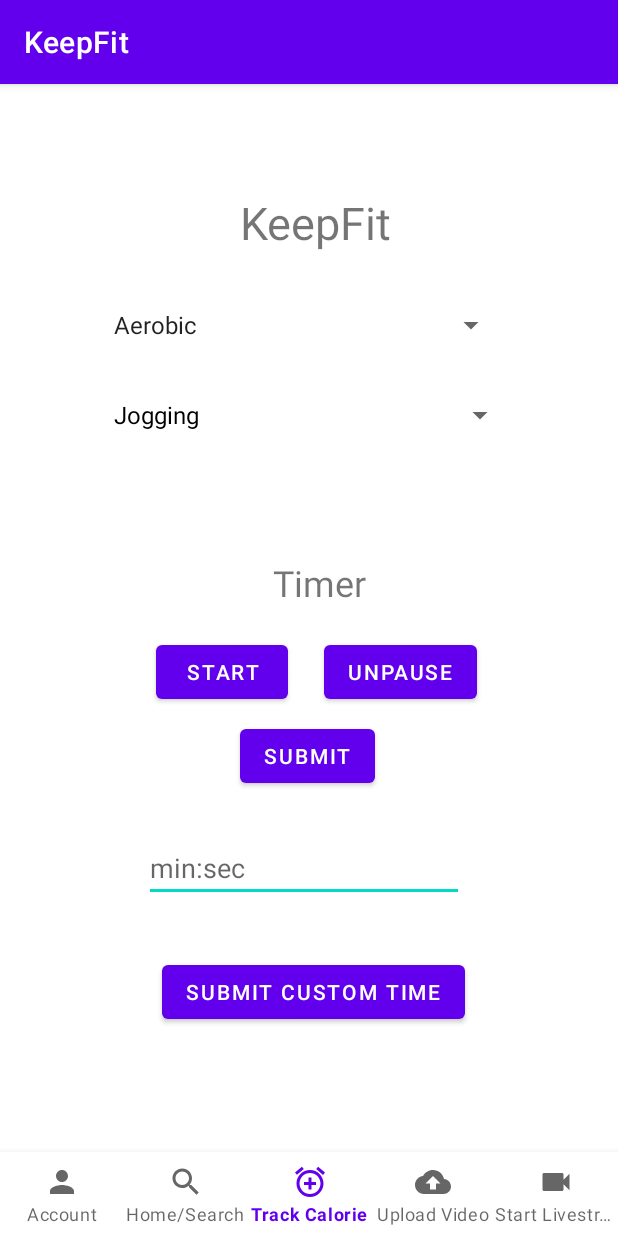
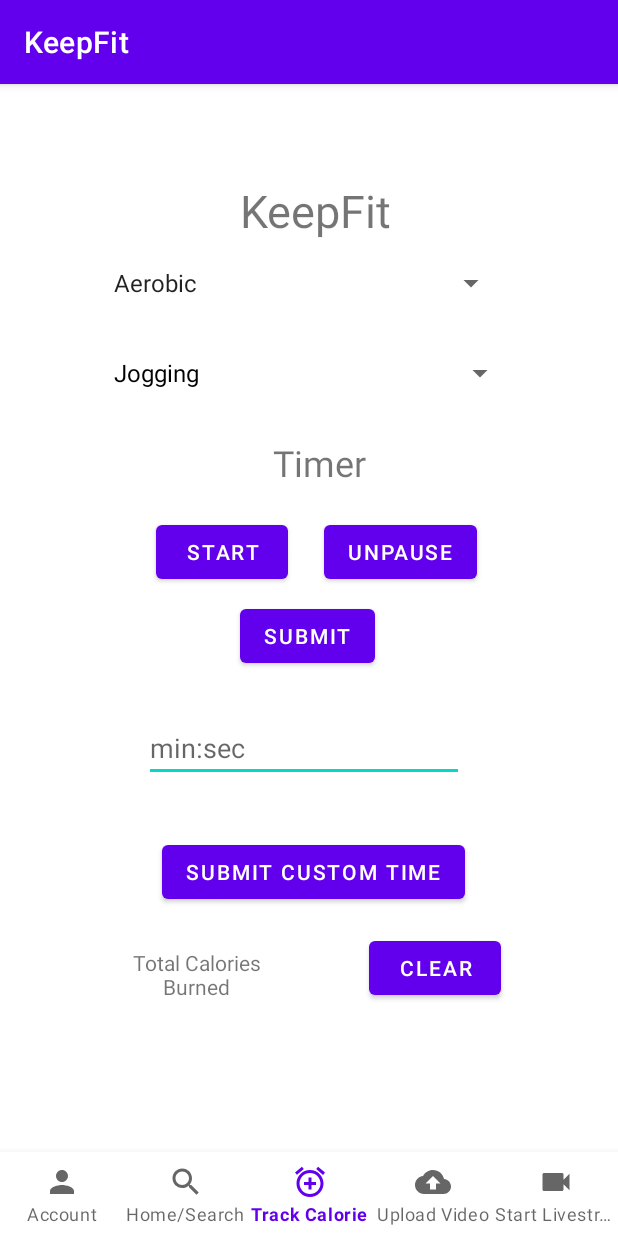
Before and after one commit to wangyira/KeepFit, an Android app: the CalorieActivity screen opened directly, with no data from a screen before it, on a phone screen of 412 x 824 dp. Run offline under Robolectric (Android 15) with nearby library versions, the phone set to English and light mode, and no system bars; our stand-ins replace Firebase (no records; nobody signed in at launch, a user with empty details on screens opened directly), navigation-ui.

Commit message:
Extra Calorie Changes

```diff
--- a/app/src/main/res/layout/activity_calorie.xml
+++ b/app/src/main/res/layout/activity_calorie.xml
@@ -1,6 +1,7 @@
 <?xml version="1.0" encoding="utf-8"?>
 <androidx.constraintlayout.widget.ConstraintLayout xmlns:android="http://schemas.android.com/apk/res/android"
     xmlns:app="http://schemas.android.com/apk/res-auto"
+    xmlns:tools="http://schemas.android.com/tools"
     android:id="@+id/container"
     android:layout_width="match_parent"
     android:layout_height="match_parent"
@@ -20,7 +21,7 @@
         android:layout_height="24dp"
         android:layout_marginStart="68dp"
         android:layout_marginLeft="68dp"
-        android:layout_marginTop="36dp"
+        android:layout_marginTop="16dp"
         android:entries="@array/tagEntries"
         app:layout_constraintStart_toStartOf="parent"
         app:layout_constraintTop_toBottomOf="@+id/myTitle" />
@@ -31,7 +32,7 @@
         android:layout_height="wrap_content"
         android:layout_marginStart="160dp"
         android:layout_marginLeft="160dp"
-        android:layout_marginTop="16dp"
+        android:layout_marginTop="8dp"
         android:text="@string/app_name"
         android:textSize="30sp"
         app:layout_constraintStart_toStartOf="parent"
@@ -54,7 +55,7 @@
         android:layout_height="28dp"
         android:layout_marginStart="148dp"
         android:layout_marginLeft="148dp"
-        android:layout_marginTop="84dp"
+        android:layout_marginTop="32dp"
         android:gravity="center"
         android:text="Timer"
         android:textSize="24sp"
@@ -132,5 +133,28 @@
         app:layout_constraintVertical_bias="1.0"
         app:navGraph="@navigation/mobile_navigation" />
 
+    <TextView
+        android:id="@+id/TotalCalories"
+        android:layout_width="94dp"
+        android:layout_height="57dp"
+        android:layout_marginStart="84dp"
+        android:layout_marginLeft="84dp"
+        android:layout_marginTop="16dp"
+        android:gravity="center|center_horizontal"
+        android:text="Total Calories Burned"
+        app:layout_constraintStart_toStartOf="parent"
+        app:layout_constraintTop_toBottomOf="@+id/submit2" />
+
+    <Button
+        android:id="@+id/ClearCalories"
+        android:layout_width="wrap_content"
+        android:layout_height="wrap_content"
+        android:layout_marginStart="68dp"
+        android:layout_marginLeft="68dp"
+        android:layout_marginTop="16dp"
+        android:text="Clear"
+        app:layout_constraintStart_toEndOf="@+id/TotalCalories"
+        app:layout_constraintTop_toBottomOf="@+id/submit2" />
+
 
 </androidx.constraintlayout.widget.ConstraintLayout>
```
Also changed, not shown: app/src/main/java/com/example/keepfit/calories/CalorieActivity.java (+44 -3 lines).
